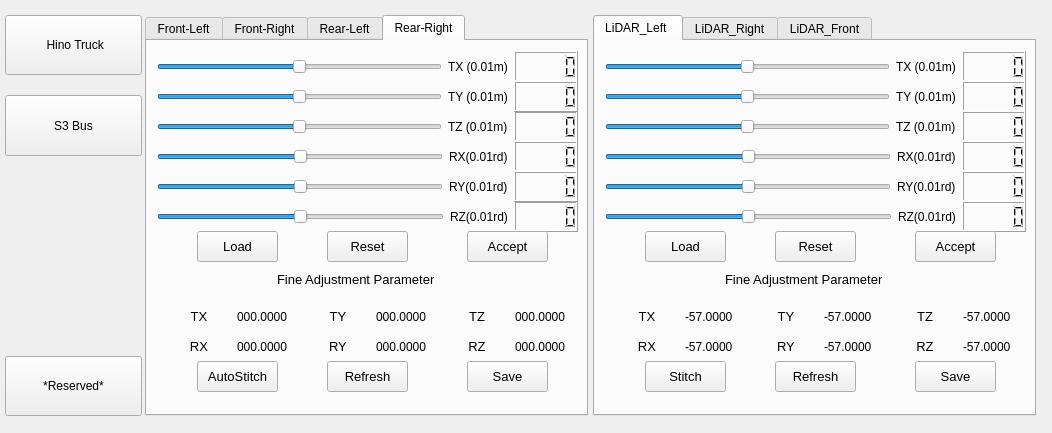
Qt form src/sensing/itri_lidarnet/lidars_grabber/src/UI/QtViewer.ui (wasn-lab/Taillight_Recognition_with_VGG16-WaveNet) before a commit.
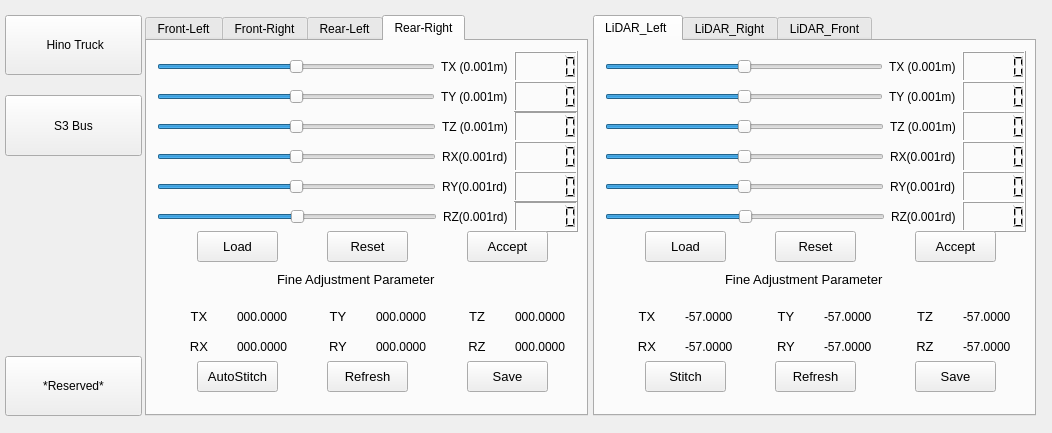
The same form after that commit. The open tabs and pages were chosen to show the change.

Commit message: Update Stitching_UI for better mannual stitching.

What changed in the file:
```diff
--- a/src/sensing/itri_lidarnet/lidars_grabber/src/UI/QtViewer.ui
+++ b/src/sensing/itri_lidarnet/lidars_grabber/src/UI/QtViewer.ui
@@ -1920,10 +1920,10 @@
           <item>
            <widget class="QSlider" name="Slider_RearRight_TZ">
             <property name="minimum">
-             <number>-1000</number>
+             <number>-5000</number>
             </property>
             <property name="maximum">
-             <number>1000</number>
+             <number>5000</number>
             </property>
             <property name="pageStep">
              <number>1</number>
@@ -1936,7 +1936,7 @@
           <item>
            <widget class="QLabel" name="Label_Front_TZ_4">
             <property name="text">
-             <string>TZ (0.01m)</string>
+             <string>TZ (0.001m)</string>
             </property>
            </widget>
           </item>
@@ -1965,10 +1965,10 @@
           <item>
            <widget class="QSlider" name="Slider_RearRight_RX">
             <property name="minimum">
-             <number>-1800</number>
+             <number>-3200</number>
             </property>
             <property name="maximum">
-             <number>1800</number>
+             <number>3200</number>
             </property>
             <property name="pageStep">
              <number>1</number>
@@ -1981,7 +1981,7 @@
           <item>
            <widget class="QLabel" name="Label_Front_RX_4">
             <property name="text">
-             <string>RX(0.01rd)</string>
+             <string>RX(0.001rd)</string>
             </property>
            </widget>
           </item>
@@ -2010,10 +2010,10 @@
           <item>
            <widget class="QSlider" name="Slider_RearRight_RZ">
             <property name="minimum">
-             <number>-1800</number>
+             <number>-3200</number>
             </property>
             <property name="maximum">
-             <number>1800</number>
+             <number>3200</number>
             </property>
             <property name="pageStep">
              <number>1</number>
@@ -2026,7 +2026,7 @@
           <item>
            <widget class="QLabel" name="Label_Front_RZ_4">
             <property name="text">
-             <string>RZ(0.01rd)</string>
+             <string>RZ(0.001rd)</string>
             </property>
            </widget>
           </item>
@@ -2073,10 +2073,10 @@
           <item>
            <widget class="QSlider" name="Slider_RearRight_RY">
             <property name="minimum">
-             <number>-1800</number>
+             <number>-3200</number>
             </property>
             <property name="maximum">
-             <number>1800</number>
+             <number>3200</number>
             </property>
             <property name="pageStep">
              <number>1</number>
@@ -2089,7 +2089,7 @@
           <item>
            <widget class="QLabel" name="Label_Front_RY_4">
             <property name="text">
-             <string>RY(0.01rd)</string>
+             <string>RY(0.001rd)</string>
             </property>
            </widget>
           </item>
@@ -2214,10 +2214,10 @@
           <item>
            <widget class="QSlider" name="Slider_RearRight_TX">
             <property name="minimum">
-             <number>-1000</number>
+             <number>-5000</number>
             </property>
             <property name="maximum">
-             <number>1000</number>
+             <number>5000</number>
             </property>
             <property name="pageStep">
              <number>1</number>
@@ -2230,7 +2230,7 @@
           <item>
            <widget class="QLabel" name="Label_Front_TX_4">
             <property name="text">
-             <string>TX (0.01m)</string>
+             <string>TX (0.001m)</string>
             </property>
            </widget>
           </item>
@@ -2409,10 +2409,10 @@
           <item>
            <widget class="QSlider" name="Slider_RearRight_TY">
             <property name="minimum">
-             <number>-1000</number>
+             <number>-5000</number>
             </property>
             <property name="maximum">
-             <number>1000</number>
+             <number>5000</number>
             </property>
             <property name="pageStep">
              <number>1</number>
@@ -2425,7 +2425,7 @@
           <item>
            <widget class="QLabel" name="Label_Front_TY_4">
             <property name="text">
-             <string>TY (0.01m)</string>
+             <string>TY (0.001m)</string>
             </property>
            </widget>
           </item>
@@ -2496,10 +2496,10 @@
           <item>
            <widget class="QSlider" name="Slider_Left_TX">
             <property name="minimum">
-             <number>-1000</number>
+             <number>-5000</number>
             </property>
             <property name="maximum">
-             <number>1000</number>
+             <number>5000</number>
             </property>
             <property name="pageStep">
              <number>1</number>
@@ -2512,7 +2512,7 @@
           <item>
            <widget class="QLabel" name="Label_Left_TX">
             <property name="text">
-             <string>TX (0.01m)</string>
+             <string>TX (0.001m)</string>
             </property>
            </widget>
           </item>
@@ -2541,10 +2541,10 @@
           <item>
            <widget class="QSlider" name="Slider_Left_TY">
             <property name="minimum">
-             <number>-1000</number>
+             <number>-5000</number>
             </property>
             <property name="maximum">
-             <number>1000</number>
+             <number>5000</number>
             </property>
             <property name="pageStep">
              <number>1</number>
@@ -2557,7 +2557,7 @@
           <item>
            <widget class="QLabel" name="Label_Left_TY">
             <property name="text">
-             <string>TY (0.01m)</string>
+             <string>TY (0.001m)</string>
             </property>
            </widget>
           </item>
@@ -2586,10 +2586,10 @@
           <item>
            <widget class="QSlider" name="Slider_Left_TZ">
             <property name="minimum">
-             <number>-1000</number>
+             <number>-5000</number>
             </property>
             <property name="maximum">
-             <number>1000</number>
+             <number>5000</number>
             </property>
             <property name="pageStep">
              <number>1</number>
@@ -2602,7 +2602,7 @@
           <item>
            <widget class="QLabel" name="Label_Left_TZ">
             <property name="text">
-             <string>TZ (0.01m)</string>
+             <string>TZ (0.001m)</string>
             </property>
            </widget>
           </item>
@@ -2631,10 +2631,10 @@
           <item>
            <widget class="QSlider" name="Slider_Left_RX">
             <property name="minimum">
-             <number>-1800</number>
+             <number>-3200</number>
             </property>
             <property name="maximum">
-             <number>1800</number>
+             <number>3200</number>
             </property>
             <property name="pageStep">
              <number>1</number>
@@ -2647,7 +2647,7 @@
           <item>
            <widget class="QLabel" name="Label_Left_RX">
             <property name="text">
-             <string>RX(0.01rd)</string>
+             <string>RX(0.001rd)</string>
             </property>
            </widget>
           </item>
@@ -2676,10 +2676,10 @@
           <item>
            <widget class="QSlider" name="Slider_Left_RY">
             <property name="minimum">
-             <number>-1800</number>
+             <number>-3200</number>
             </property>
             <property name="maximum">
-             <number>1800</number>
+             <number>3200</number>
             </property>
             <property name="pageStep">
              <number>1</number>
@@ -2692,7 +2692,7 @@
           <item>
            <widget class="QLabel" name="Label_Left_RY">
             <property name="text">
-             <string>RY(0.01rd)</string>
+             <string>RY(0.001rd)</string>
             </property>
            </widget>
           </item>
@@ -2721,10 +2721,10 @@
           <item>
            <widget class="QSlider" name="Slider_Left_RZ">
             <property name="minimum">
-             <number>-1800</number>
+             <number>-3200</number>
             </property>
             <property name="maximum">
-             <number>1800</number>
+             <number>3200</number>
             </property>
             <property name="pageStep">
              <number>1</number>
@@ -2737,7 +2737,7 @@
           <item>
            <widget class="QLabel" name="Label_Left_RZ">
             <property name="text">
-             <string>RZ(0.01rd)</string>
+             <string>RZ(0.001rd)</string>
             </property>
            </widget>
           </item>
```
Left out of the diff: 182 changed lines with no effect on the pictures. The commit also changes 2 other files.
